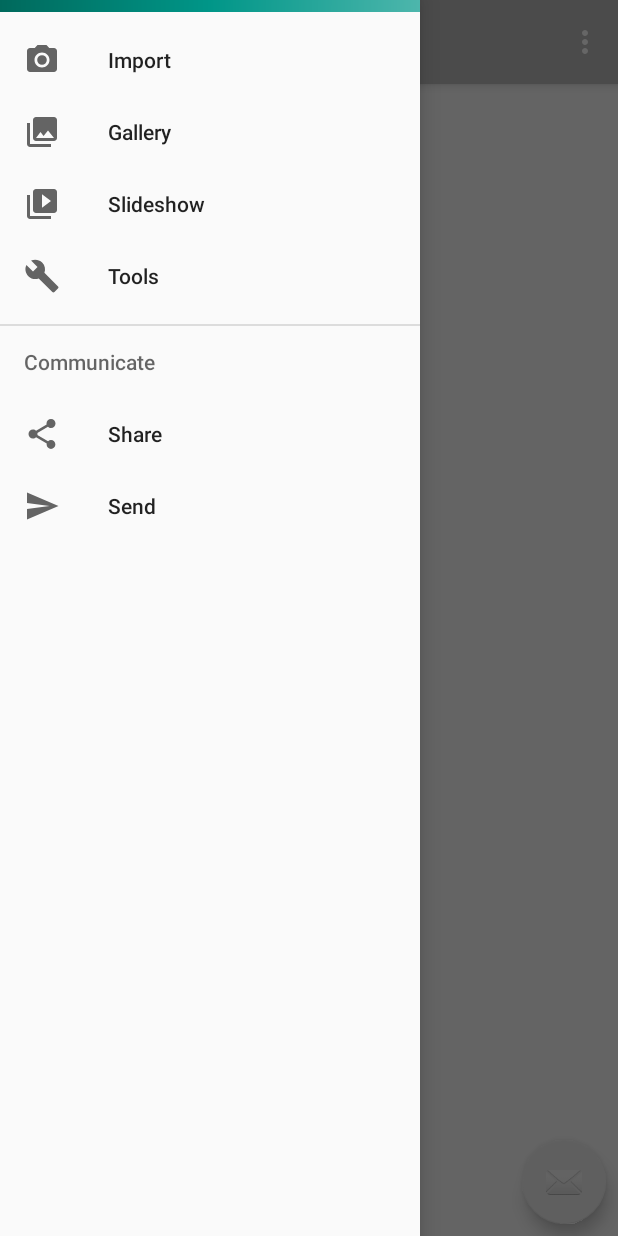
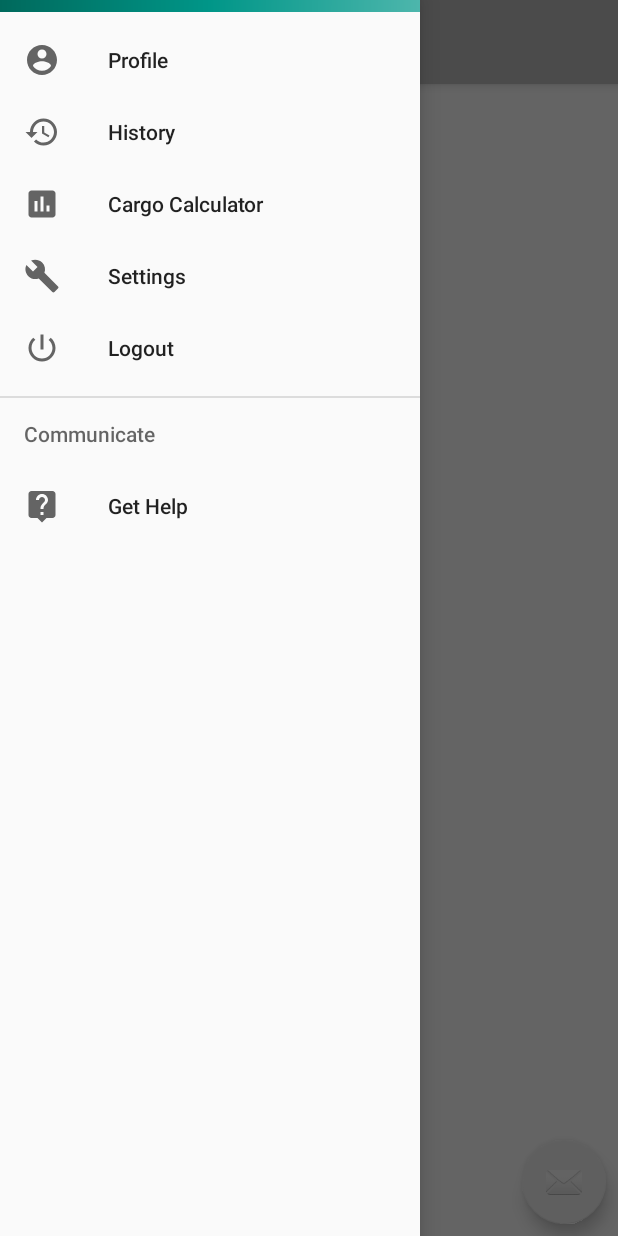
Before and after one commit to zaylabs/TruckItZayLabsv1, an Android app: the screen it shows after launch once a user with an empty profile is signed in (MainActivity), with the side drawer open, on a phone screen of 412 x 824 dp. Run offline under Robolectric (Android 15) with nearby library versions, the phone set to English and light mode, and no system bars; our stand-ins replace Firebase (no records; nobody signed in at launch, a user with empty details on screens opened directly).

Commit message:
Main Activity Work

```diff
--- a/app/src/debug/res/values/google_maps_api.xml
+++ b/app/src/debug/res/values/google_maps_api.xml
@@ -20,5 +20,5 @@
     Once you have your key (it starts with "AIza"), replace the "google_maps_key"
     string in this file.
     -->
-    <string name="google_maps_key" templateMergeStrategy="preserve" translatable="false">YOUR_KEY_HERE</string>
+    <string name="google_maps_key" templateMergeStrategy="preserve" translatable="false">AIzaSyAV65Nruy4IMorIt09XNz5RK3UqO8QIQ0A</string>
 </resources>
--- a/app/src/main/java/com/zaylabs/truckitzaylabsv1/MainActivity.java
+++ b/app/src/main/java/com/zaylabs/truckitzaylabsv1/MainActivity.java
@@ -1,6 +1,8 @@
 package com.zaylabs.truckitzaylabsv1;
 
+import android.content.Intent;
 import android.os.Bundle;
+import android.support.annotation.NonNull;
 import android.support.design.widget.FloatingActionButton;
 import android.support.design.widget.Snackbar;
 import android.view.View;
@@ -12,9 +14,19 @@ import android.support.v7.app.AppCompatActivity;
 import android.support.v7.widget.Toolbar;
 import android.view.Menu;
 import android.view.MenuItem;
+import android.widget.Toast;
+
+import com.google.firebase.auth.FirebaseAuth;
+import com.google.firebase.auth.FirebaseUser;
+import com.google.firebase.database.DatabaseReference;
+import com.google.firebase.database.FirebaseDatabase;
 
 public class MainActivity extends AppCompatActivity
         implements NavigationView.OnNavigationItemSelectedListener {
+
+    private FirebaseAuth mAuth;
+    private FirebaseAuth.AuthStateListener firebaseAuthListener;
+    private DatabaseReference mfirebaseDB;
 
     @Override
     protected void onCreate(Bundle savedInstanceState) {
@@ -22,13 +34,31 @@ public class MainActivity extends AppCompatActivity
         setContentView(R.layout.activity_main);
         Toolbar toolbar = (Toolbar) findViewById(R.id.toolbar);
         setSupportActionBar(toolbar);
+        mAuth = FirebaseAuth.getInstance();
+        mfirebaseDB = FirebaseDatabase.getInstance().getReference();
+
+        firebaseAuthListener = new FirebaseAuth.AuthStateListener() {
+
+            @Override
+            public void onAuthStateChanged(@NonNull FirebaseAuth firebaseAuth) {
+                FirebaseUser user = FirebaseAuth.getInstance().getCurrentUser();
+                if (user != null) {
+                    Toast.makeText(MainActivity.this, "User is Signed In", Toast.LENGTH_SHORT).show();
+                } else {
+                    Intent intent = new Intent(MainActivity.this, LoginActivity.class);
+                    startActivity(intent);
+                    finish();
+                }
+            }
+        };
 
         FloatingActionButton fab = (FloatingActionButton) findViewById(R.id.fab);
         fab.setOnClickListener(new View.OnClickListener() {
             @Override
             public void onClick(View view) {
-                Snackbar.make(view, "Replace with your own action", Snackbar.LENGTH_LONG)
-                        .setAction("Action", null).show();
+
+                mAuth.signOut();
+
             }
         });
 
@@ -80,17 +110,17 @@ public class MainActivity extends AppCompatActivity
         // Handle navigation view item clicks here.
         int id = item.getItemId();
 
-        if (id == R.id.nav_camera) {
-            // Handle the camera action
-        } else if (id == R.id.nav_gallery) {
+        if (id == R.id.Profile) {
 
-        } else if (id == R.id.nav_slideshow) {
+        } else if (id == R.id.History) {
 
-        } else if (id == R.id.nav_manage) {
+        } else if (id == R.id.cargo_calculator) {
 
-        } else if (id == R.id.nav_share) {
+        } else if (id == R.id.action_settings) {
 
-        } else if (id == R.id.nav_send) {
+        } else if (id == R.id.logout) {
+
+        } else if (id == R.id.get_help) {
 
         }
 
@@ -98,4 +128,16 @@ public class MainActivity extends AppCompatActivity
         drawer.closeDrawer(GravityCompat.START);
         return true;
     }
+
+    @Override
+    protected void onStart() {
+        super.onStart();
+        mAuth.addAuthStateListener(firebaseAuthListener);
+    }
+    @Override
+    protected void onStop() {
+        super.onStop();
+        mAuth.removeAuthStateListener(firebaseAuthListener);
+    }
+
 }
--- /dev/null
+++ b/app/src/main/res/drawable/ic_account_circle_black_24dp.xml
@@ -0,0 +1,9 @@
+<vector xmlns:android="http://schemas.android.com/apk/res/android"
+        android:width="24dp"
+        android:height="24dp"
+        android:viewportWidth="24.0"
+        android:viewportHeight="24.0">
+    <path
+        android:fillColor="#FF000000"
+        android:pathData="M12,2C6.48,2 2,6.48 2,12s4.48,10 10,10 10,-4.48 10,-10S17.52,2 12,2zM12,5c1.66,0 3,1.34 3,3s-1.34,3 -3,3 -3,-1.34 -3,-3 1.34,-3 3,-3zM12,19.2c-2.5,0 -4.71,-1.28 -6,-3.22 0.03,-1.99 4,-3.08 6,-3.08 1.99,0 5.97,1.09 6,3.08 -1.29,1.94 -3.5,3.22 -6,3.22z"/>
+</vector>
--- /dev/null
+++ b/app/src/main/res/drawable/ic_assessment_black_24dp.xml
@@ -0,0 +1,9 @@
+<vector xmlns:android="http://schemas.android.com/apk/res/android"
+        android:width="24dp"
+        android:height="24dp"
+        android:viewportWidth="24.0"
+        android:viewportHeight="24.0">
+    <path
+        android:fillColor="#FF000000"
+        android:pathData="M19,3L5,3c-1.1,0 -2,0.9 -2,2v14c0,1.1 0.9,2 2,2h14c1.1,0 2,-0.9 2,-2L21,5c0,-1.1 -0.9,-2 -2,-2zM9,17L7,17v-7h2v7zM13,17h-2L11,7h2v10zM17,17h-2v-4h2v4z"/>
+</vector>
--- /dev/null
+++ b/app/src/main/res/drawable/ic_history_black_24dp.xml
@@ -0,0 +1,9 @@
+<vector xmlns:android="http://schemas.android.com/apk/res/android"
+        android:width="24dp"
+        android:height="24dp"
+        android:viewportWidth="24.0"
+        android:viewportHeight="24.0">
+    <path
+        android:fillColor="#FF000000"
+        android:pathData="M13,3c-4.97,0 -9,4.03 -9,9L1,12l3.89,3.89 0.07,0.14L9,12L6,12c0,-3.87 3.13,-7 7,-7s7,3.13 7,7 -3.13,7 -7,7c-1.93,0 -3.68,-0.79 -4.94,-2.06l-1.42,1.42C8.27,19.99 10.51,21 13,21c4.97,0 9,-4.03 9,-9s-4.03,-9 -9,-9zM12,8v5l4.28,2.54 0.72,-1.21 -3.5,-2.08L13.5,8L12,8z"/>
+</vector>
--- /dev/null
+++ b/app/src/main/res/drawable/ic_live_help_black_24dp.xml
@@ -0,0 +1,9 @@
+<vector xmlns:android="http://schemas.android.com/apk/res/android"
+        android:width="24dp"
+        android:height="24dp"
+        android:viewportWidth="24.0"
+        android:viewportHeight="24.0">
+    <path
+        android:fillColor="#FF000000"
+        android:pathData="M19,2L5,2c-1.11,0 -2,0.9 -2,2v14c0,1.1 0.89,2 2,2h4l3,3 3,-3h4c1.1,0 2,-0.9 2,-2L21,4c0,-1.1 -0.9,-2 -2,-2zM13,18h-2v-2h2v2zM15.07,10.25l-0.9,0.92C13.45,11.9 13,12.5 13,14h-2v-0.5c0,-1.1 0.45,-2.1 1.17,-2.83l1.24,-1.26c0.37,-0.36 0.59,-0.86 0.59,-1.41 0,-1.1 -0.9,-2 -2,-2s-2,0.9 -2,2L8,8c0,-2.21 1.79,-4 4,-4s4,1.79 4,4c0,0.88 -0.36,1.68 -0.93,2.25z"/>
+</vector>
--- /dev/null
+++ b/app/src/main/res/drawable/ic_power_settings_new_black_24dp.xml
@@ -0,0 +1,9 @@
+<vector xmlns:android="http://schemas.android.com/apk/res/android"
+        android:width="24dp"
+        android:height="24dp"
+        android:viewportWidth="24.0"
+        android:viewportHeight="24.0">
+    <path
+        android:fillColor="#FF000000"
+        android:pathData="M13,3h-2v10h2L13,3zM17.83,5.17l-1.42,1.42C17.99,7.86 19,9.81 19,12c0,3.87 -3.13,7 -7,7s-7,-3.13 -7,-7c0,-2.19 1.01,-4.14 2.58,-5.42L6.17,5.17C4.23,6.82 3,9.26 3,12c0,4.97 4.03,9 9,9s9,-4.03 9,-9c0,-2.74 -1.23,-5.18 -3.17,-6.83z"/>
+</vector>
--- a/app/src/main/res/layout/activity_forget_password.xml
+++ b/app/src/main/res/layout/activity_forget_password.xml
@@ -19,7 +19,7 @@
             android:layout_height="wrap_content"
             android:contentDescription="@string/Email_Desc"
             android:inputType="textEmailAddress"
-            android:text="@string/Email"
+            android:hint="@string/Email"
             android:layout_marginBottom="40sp"
             android:layout_marginTop="40sp"
             android:layout_gravity="center"
--- a/app/src/main/res/layout/activity_login.xml
+++ b/app/src/main/res/layout/activity_login.xml
@@ -27,7 +27,7 @@
             android:layout_height="wrap_content"
             android:contentDescription="@string/Email_Desc"
             android:inputType="textEmailAddress"
-            android:text="@string/Email"
+            android:hint="@string/Email"
             tools:ignore="LabelFor"
             android:gravity="center"
             android:background="@color/primaryAccentColor"
@@ -41,8 +41,7 @@
             android:background="@color/primaryAccentColor"
             android:gravity="center"
             android:hint="@string/Hint_Password"
-            android:inputType="textPassword"
-            android:text="@string/Password"
+
             />
 
         <android.support.v7.widget.AppCompatButton
--- a/app/src/main/res/layout/activity_registration.xml
+++ b/app/src/main/res/layout/activity_registration.xml
@@ -19,7 +19,7 @@
             android:layout_height="wrap_content"
             android:contentDescription="@string/Email_Desc"
             android:inputType="textEmailAddress"
-            android:text="@string/Email"
+            android:hint="@string/Email"
             tools:ignore="LabelFor"
             android:gravity="center"
             android:layout_marginTop="40sp"
@@ -32,7 +32,6 @@
             android:layout_height="wrap_content"
             android:hint="@string/Hint_Password"
             android:inputType="textPassword"
-            android:text="@string/Password"
             android:layout_marginBottom="40sp"
             />
 
--- a/app/src/main/res/layout/nav_header_main.xml
+++ b/app/src/main/res/layout/nav_header_main.xml
@@ -17,19 +17,20 @@
         android:layout_width="wrap_content"
         android:layout_height="wrap_content"
         android:paddingTop="@dimen/nav_header_vertical_spacing"
-        app:srcCompat="@mipmap/ic_launcher_round" />
+        app:srcCompat="@drawable/ic_account_circle_black_24dp"
+        android:contentDescription="@string/profile"/>
 
     <TextView
         android:layout_width="match_parent"
         android:layout_height="wrap_content"
         android:paddingTop="@dimen/nav_header_vertical_spacing"
-        android:text="Android Studio"
+        android:text="@string/app_name"
         android:textAppearance="@style/TextAppearance.AppCompat.Body1" />
 
     <TextView
         android:id="@+id/textView"
         android:layout_width="wrap_content"
         android:layout_height="wrap_content"
-        android:text="android.studio@android.com" />
+        android:text="@string/home" />
 
 </LinearLayout>
--- a/app/src/main/res/menu/activity_main_drawer.xml
+++ b/app/src/main/res/menu/activity_main_drawer.xml
@@ -5,33 +5,45 @@
 
     <group android:checkableBehavior="single">
         <item
-            android:id="@+id/nav_camera"
-            android:icon="@drawable/ic_menu_camera"
-            android:title="Import" />
+            android:id="@+id/Profile"
+            android:title="@string/profile"
+            android:icon="@drawable/ic_account_circle_black_24dp"
+            />
+
         <item
-            android:id="@+id/nav_gallery"
-            android:icon="@drawable/ic_menu_gallery"
-            android:title="Gallery" />
+            android:id="@+id/History"
+            android:title="@string/history"
+            android:icon="@drawable/ic_history_black_24dp"
+            />
+
         <item
-            android:id="@+id/nav_slideshow"
-            android:icon="@drawable/ic_menu_slideshow"
-            android:title="Slideshow" />
+            android:id="@+id/cargo_calculator"
+            android:title="@string/cargo_calculator"
+            android:icon="@drawable/ic_assessment_black_24dp"
+            />
+
         <item
-            android:id="@+id/nav_manage"
+            android:id="@+id/action_settings"
+            android:title="@string/action_settings"
             android:icon="@drawable/ic_menu_manage"
-            android:title="Tools" />
+            />
+
+
+
+        <item
+            android:id="@+id/logout"
+            android:icon="@drawable/ic_power_settings_new_black_24dp"
+            android:title="@string/log_out"
+            />
     </group>
 
     <item android:title="Communicate">
         <menu>
             <item
-                android:id="@+id/nav_share"
-                android:icon="@drawable/ic_menu_share"
-                android:title="Share" />
-            <item
-                android:id="@+id/nav_send"
-                android:icon="@drawable/ic_menu_send"
-                android:title="Send" />
+                android:id="@+id/get_help"
+                android:title="@string/get_help"
+                android:icon="@drawable/ic_live_help_black_24dp"
+                />
         </menu>
     </item>
 
--- a/app/src/main/res/menu/main.xml
+++ b/app/src/main/res/menu/main.xml
@@ -2,7 +2,7 @@
 <menu xmlns:android="http://schemas.android.com/apk/res/android"
     xmlns:app="http://schemas.android.com/apk/res-auto">
 
-    <item
+  <!--  <item
         android:id="@+id/Home"
         android:orderInCategory="1"
         android:title="@string/home"
@@ -37,6 +37,6 @@
         android:orderInCategory="6"
         android:title="@string/log_out"
         app:showAsAction="collapseActionView" />
-
+-->
 
 </menu>
--- a/app/src/main/res/values/strings.xml
+++ b/app/src/main/res/values/strings.xml
@@ -9,10 +9,10 @@
     <string name="Hint_Email">Enter registered email</string>
     <string name="Password">Enter Password</string>
     <string name="Password_Desc">Password</string>
-    <string name="Hint_Password">Enter Registered password</string>
+    <string name="Hint_Password">Enter Password</string>
     <string name="Register_login">Register</string>
     <string name="Forget_Password">Forget Password</string>
-
+    <string name="Home">Home</string>
     <!--Registration-->
     <string name="Register_btn">Register</string>
     <string name="Email_Register">Email</string>
@@ -55,6 +55,7 @@
     <string name="get_help">Get Help</string>
     <string name="log_out">Logout</string>
     <string name="title_activity_maps">Map</string>
+    <string name="profile">Profile</string>
 
     <string name="back">Return to Login</string>
 
```
Also changed, not shown: app/src/main/java/com/zaylabs/truckitzaylabsv1/ForgetPasswordActivity.java (+22 -2 lines).
